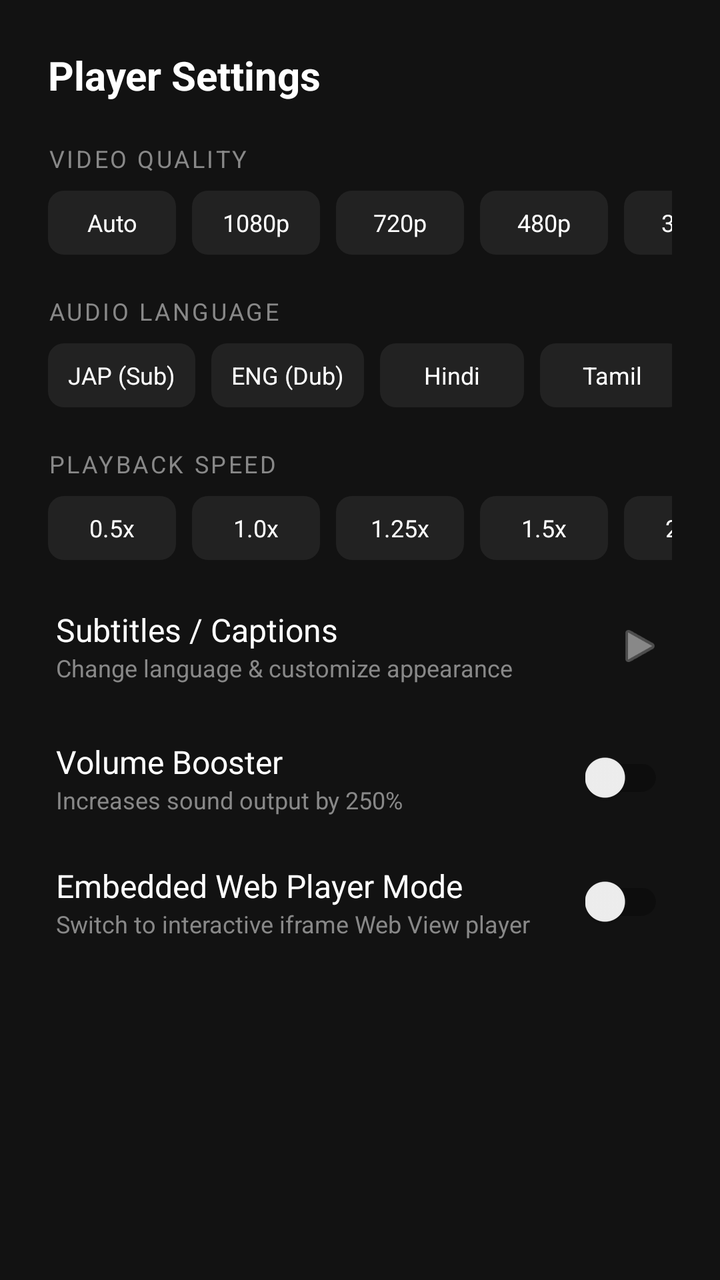
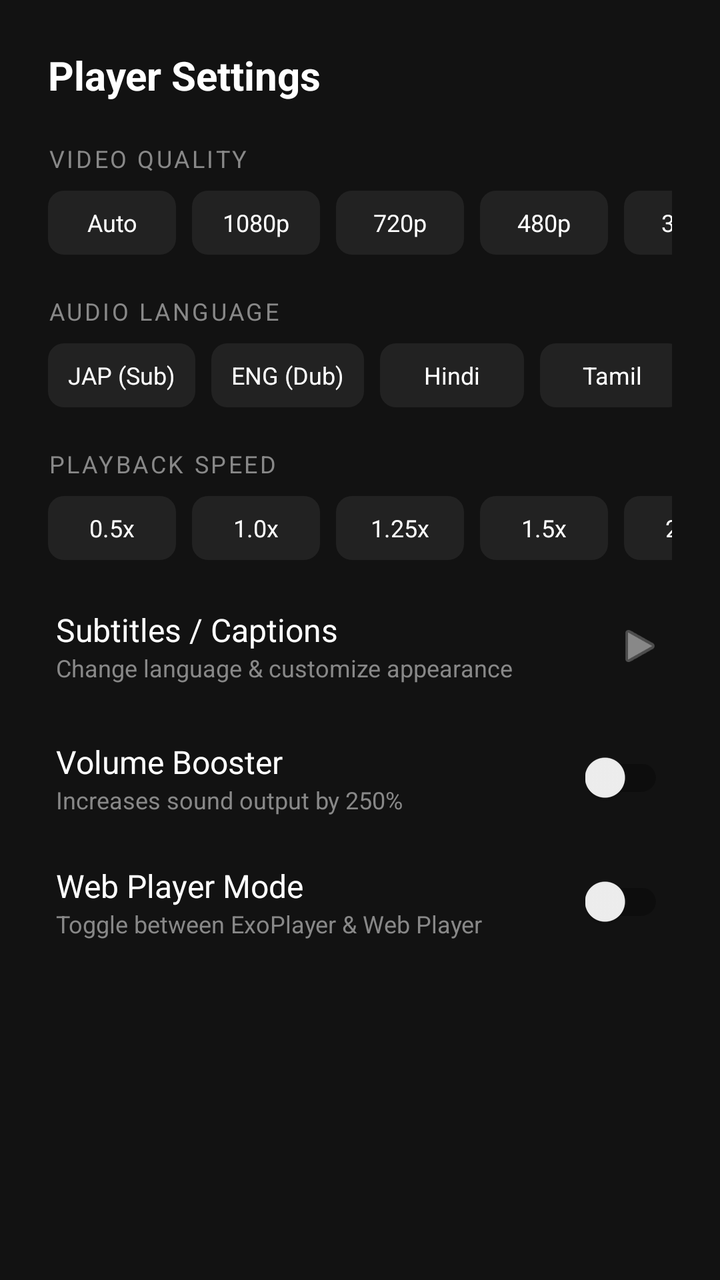

Compare the two renders of this Android layout. The source of the first and the diff that turns it into the second are given below.
<!-- AndroidManifest.xml: application theme AppTheme.NoActionBar -->
<!-- res/layout/settings_bottom_sheet.xml -->
<?xml version="1.0" encoding="utf-8"?>
<androidx.core.widget.NestedScrollView xmlns:android="http://schemas.android.com/apk/res/android"
    xmlns:app="http://schemas.android.com/apk/res-auto"
    android:layout_width="match_parent"
    android:layout_height="wrap_content"
    android:background="#121212">

    <LinearLayout
        android:layout_width="match_parent"
        android:layout_height="wrap_content"
        android:orientation="vertical"
        android:padding="24dp">

        <TextView
            android:layout_width="wrap_content"
            android:layout_height="wrap_content"
            android:text="Player Settings"
            android:textColor="@android:color/white"
            android:textSize="20sp"
            android:textStyle="bold"
            android:layout_marginBottom="20dp" />

        
        <TextView
            android:layout_width="wrap_content"
            android:layout_height="wrap_content"
            android:text="Video Quality"
            android:textColor="#888888"
            android:textSize="12sp"
            android:textAllCaps="true"
            android:letterSpacing="0.1" />

        <HorizontalScrollView
            android:layout_width="match_parent"
            android:layout_height="wrap_content"
            android:scrollbars="none"
            android:layout_marginTop="8dp"
            android:layout_marginBottom="20dp">

            <LinearLayout
                android:id="@+id/quality_container"
                android:layout_width="wrap_content"
                android:layout_height="wrap_content"
                android:orientation="horizontal">

                <TextView android:id="@+id/quality_btn_auto" android:layout_width="wrap_content" android:layout_height="32dp" android:minWidth="64dp" android:text="Auto" android:gravity="center" android:textColor="@android:color/white" android:background="@drawable/speed_btn_bg" android:clickable="true" android:focusable="true" android:layout_marginEnd="8dp" android:textSize="12sp" />
                <TextView android:id="@+id/quality_btn_1080" android:layout_width="wrap_content" android:layout_height="32dp" android:minWidth="64dp" android:text="1080p" android:gravity="center" android:textColor="@android:color/white" android:background="@drawable/speed_btn_bg" android:clickable="true" android:focusable="true" android:layout_marginEnd="8dp" android:textSize="12sp" />
                <TextView android:id="@+id/quality_btn_720" android:layout_width="wrap_content" android:layout_height="32dp" android:minWidth="64dp" android:text="720p" android:gravity="center" android:textColor="@android:color/white" android:background="@drawable/speed_btn_bg" android:clickable="true" android:focusable="true" android:layout_marginEnd="8dp" android:textSize="12sp" />
                <TextView android:id="@+id/quality_btn_480" android:layout_width="wrap_content" android:layout_height="32dp" android:minWidth="64dp" android:text="480p" android:gravity="center" android:textColor="@android:color/white" android:background="@drawable/speed_btn_bg" android:clickable="true" android:focusable="true" android:layout_marginEnd="8dp" android:textSize="12sp" />
                <TextView android:id="@+id/quality_btn_360" android:layout_width="wrap_content" android:layout_height="32dp" android:minWidth="64dp" android:text="360p" android:gravity="center" android:textColor="@android:color/white" android:background="@drawable/speed_btn_bg" android:clickable="true" android:focusable="true" android:textSize="12sp" />
            </LinearLayout>
        </HorizontalScrollView>

        
        <TextView
            android:layout_width="wrap_content"
            android:layout_height="wrap_content"
            android:text="Audio Language"
            android:textColor="#888888"
            android:textSize="12sp"
            android:textAllCaps="true"
            android:letterSpacing="0.1" />

        <HorizontalScrollView
            android:layout_width="match_parent"
            android:layout_height="wrap_content"
            android:scrollbars="none"
            android:layout_marginTop="8dp"
            android:layout_marginBottom="20dp">

            <LinearLayout
                android:id="@+id/audio_container"
                android:layout_width="wrap_content"
                android:layout_height="wrap_content"
                android:orientation="horizontal">

                <TextView android:id="@+id/audio_btn_sub" android:layout_width="wrap_content" android:layout_height="32dp" android:minWidth="72dp" android:paddingStart="10dp" android:paddingEnd="10dp" android:text="JAP (Sub)" android:gravity="center" android:textColor="@android:color/white" android:background="@drawable/speed_btn_bg" android:clickable="true" android:focusable="true" android:layout_marginEnd="8dp" android:textSize="12sp" />
                <TextView android:id="@+id/audio_btn_dub" android:layout_width="wrap_content" android:layout_height="32dp" android:minWidth="72dp" android:paddingStart="10dp" android:paddingEnd="10dp" android:text="ENG (Dub)" android:gravity="center" android:textColor="@android:color/white" android:background="@drawable/speed_btn_bg" android:clickable="true" android:focusable="true" android:layout_marginEnd="8dp" android:textSize="12sp" />
                <TextView android:id="@+id/audio_btn_hin" android:layout_width="wrap_content" android:layout_height="32dp" android:minWidth="72dp" android:paddingStart="10dp" android:paddingEnd="10dp" android:text="Hindi" android:gravity="center" android:textColor="@android:color/white" android:background="@drawable/speed_btn_bg" android:clickable="true" android:focusable="true" android:layout_marginEnd="8dp" android:textSize="12sp" />
                <TextView android:id="@+id/audio_btn_tam" android:layout_width="wrap_content" android:layout_height="32dp" android:minWidth="72dp" android:paddingStart="10dp" android:paddingEnd="10dp" android:text="Tamil" android:gravity="center" android:textColor="@android:color/white" android:background="@drawable/speed_btn_bg" android:clickable="true" android:focusable="true" android:layout_marginEnd="8dp" android:textSize="12sp" />
                <TextView android:id="@+id/audio_btn_tel" android:layout_width="wrap_content" android:layout_height="32dp" android:minWidth="72dp" android:paddingStart="10dp" android:paddingEnd="10dp" android:text="Telugu" android:gravity="center" android:textColor="@android:color/white" android:background="@drawable/speed_btn_bg" android:clickable="true" android:focusable="true" android:layout_marginEnd="8dp" android:textSize="12sp" />
                <TextView android:id="@+id/audio_btn_mal" android:layout_width="wrap_content" android:layout_height="32dp" android:minWidth="72dp" android:paddingStart="10dp" android:paddingEnd="10dp" android:text="Malayalam" android:gravity="center" android:textColor="@android:color/white" android:background="@drawable/speed_btn_bg" android:clickable="true" android:focusable="true" android:layout_marginEnd="8dp" android:textSize="12sp" />
                <TextView android:id="@+id/audio_btn_kan" android:layout_width="wrap_content" android:layout_height="32dp" android:minWidth="72dp" android:paddingStart="10dp" android:paddingEnd="10dp" android:text="Kannada" android:gravity="center" android:textColor="@android:color/white" android:background="@drawable/speed_btn_bg" android:clickable="true" android:focusable="true" android:layout_marginEnd="8dp" android:textSize="12sp" />
                <TextView android:id="@+id/audio_btn_ben" android:layout_width="wrap_content" android:layout_height="32dp" android:minWidth="72dp" android:paddingStart="10dp" android:paddingEnd="10dp" android:text="Bengali" android:gravity="center" android:textColor="@android:color/white" android:background="@drawable/speed_btn_bg" android:clickable="true" android:focusable="true" android:textSize="12sp" />
            </LinearLayout>
        </HorizontalScrollView>

        
        <TextView
            android:layout_width="wrap_content"
            android:layout_height="wrap_content"
            android:text="Playback Speed"
            android:textColor="#888888"
            android:textSize="12sp"
            android:textAllCaps="true"
            android:letterSpacing="0.1" />

        <HorizontalScrollView
            android:layout_width="match_parent"
            android:layout_height="wrap_content"
            android:scrollbars="none"
            android:layout_marginTop="8dp"
            android:layout_marginBottom="20dp">

            <LinearLayout
                android:id="@+id/speed_container"
                android:layout_width="wrap_content"
                android:layout_height="wrap_content"
                android:orientation="horizontal">

                <TextView android:id="@+id/speed_btn_05" android:layout_width="wrap_content" android:layout_height="32dp" android:minWidth="64dp" android:text="0.5x" android:gravity="center" android:textColor="@android:color/white" android:background="@drawable/speed_btn_bg" android:clickable="true" android:focusable="true" android:layout_marginEnd="8dp" android:textSize="12sp" />
                <TextView android:id="@+id/speed_btn_1" android:layout_width="wrap_content" android:layout_height="32dp" android:minWidth="64dp" android:text="1.0x" android:gravity="center" android:textColor="@android:color/white" android:background="@drawable/speed_btn_bg" android:clickable="true" android:focusable="true" android:layout_marginEnd="8dp" android:textSize="12sp" />
                <TextView android:id="@+id/speed_btn_125" android:layout_width="wrap_content" android:layout_height="32dp" android:minWidth="64dp" android:text="1.25x" android:gravity="center" android:textColor="@android:color/white" android:background="@drawable/speed_btn_bg" android:clickable="true" android:focusable="true" android:layout_marginEnd="8dp" android:textSize="12sp" />
                <TextView android:id="@+id/speed_btn_15" android:layout_width="wrap_content" android:layout_height="32dp" android:minWidth="64dp" android:text="1.5x" android:gravity="center" android:textColor="@android:color/white" android:background="@drawable/speed_btn_bg" android:clickable="true" android:focusable="true" android:layout_marginEnd="8dp" android:textSize="12sp" />
                <TextView android:id="@+id/speed_btn_2" android:layout_width="wrap_content" android:layout_height="32dp" android:minWidth="64dp" android:text="2.0x" android:gravity="center" android:textColor="@android:color/white" android:background="@drawable/speed_btn_bg" android:clickable="true" android:focusable="true" android:textSize="12sp" />
            </LinearLayout>
        </HorizontalScrollView>

        
        <RelativeLayout
            android:id="@+id/btn_open_captions_sheet"
            android:layout_width="match_parent"
            android:layout_height="wrap_content"
            android:layout_marginBottom="20dp"
            android:background="?attr/selectableItemBackground"
            android:clickable="true"
            android:focusable="true"
            android:padding="4dp">
            <LinearLayout
                android:layout_width="wrap_content"
                android:layout_height="wrap_content"
                android:orientation="vertical">
                <TextView
                    android:layout_width="wrap_content"
                    android:layout_height="wrap_content"
                    android:text="Subtitles / Captions"
                    android:textColor="@android:color/white"
                    android:textSize="16sp" />
                <TextView
                    android:layout_width="wrap_content"
                    android:layout_height="wrap_content"
                    android:text="Change language &amp; customize appearance"
                    android:textColor="#888888"
                    android:textSize="12sp" />
            </LinearLayout>

            <ImageView
                android:layout_width="24dp"
                android:layout_height="24dp"
                android:layout_alignParentEnd="true"
                android:layout_centerVertical="true"
                android:src="@android:drawable/ic_media_play"
                app:tint="#888888" />
        </RelativeLayout>

        
        <RelativeLayout
            android:id="@+id/container_volume_boost"
            android:layout_width="match_parent"
            android:layout_height="wrap_content"
            android:layout_marginBottom="16dp"
            android:padding="4dp">
            <LinearLayout
                android:layout_width="wrap_content"
                android:layout_height="wrap_content"
                android:orientation="vertical">
                <TextView
                    android:layout_width="wrap_content"
                    android:layout_height="wrap_content"
                    android:text="Volume Booster"
                    android:textColor="@android:color/white"
                    android:textSize="16sp" />
                <TextView
                    android:layout_width="wrap_content"
                    android:layout_height="wrap_content"
                    android:text="Increases sound output by 250%"
                    android:textColor="#888888"
                    android:textSize="12sp" />
            </LinearLayout>

            <androidx.appcompat.widget.SwitchCompat
                android:id="@+id/switch_volume_boost"
                android:layout_width="wrap_content"
                android:layout_height="wrap_content"
                android:layout_alignParentEnd="true"
                android:layout_centerVertical="true" />
        </RelativeLayout>

        
        <RelativeLayout
            android:id="@+id/container_player_engine"
            android:layout_width="match_parent"
            android:layout_height="wrap_content"
            android:layout_marginBottom="12dp"
            android:padding="4dp">
            <LinearLayout
                android:layout_width="wrap_content"
                android:layout_height="wrap_content"
                android:orientation="vertical">
                <TextView
                    android:id="@+id/text_engine_title"
                    android:layout_width="wrap_content"
                    android:layout_height="wrap_content"
                    android:text="Embedded Web Player Mode"
                    android:textColor="@android:color/white"
                    android:textSize="16sp" />
                <TextView
                    android:id="@+id/text_engine_desc"
                    android:layout_width="wrap_content"
                    android:layout_height="wrap_content"
                    android:text="Switch to interactive iframe Web View player"
                    android:textColor="#888888"
                    android:textSize="12sp" />
            </LinearLayout>

            <androidx.appcompat.widget.SwitchCompat
                android:id="@+id/switch_player_engine"
                android:layout_width="wrap_content"
                android:layout_height="wrap_content"
                android:layout_alignParentEnd="true"
                android:layout_centerVertical="true" />
        </RelativeLayout>

    </LinearLayout>
</androidx.core.widget.NestedScrollView>
<!-- resources referenced by this layout -->
<resources>
  <!-- drawable speed_btn_bg (drawable) -->
  <?xml version="1.0" encoding="utf-8"?>
  <shape xmlns:android="http://schemas.android.com/apk/res/android">
      <solid android:color="#222222" />
      <corners android:radius="8dp" />
  </shape>
  <style name="AppTheme.NoActionBar" parent="Theme.AppCompat.DayNight.NoActionBar">
          <item name="windowActionBar">false</item>
          <item name="windowNoTitle">true</item>
          <item name="android:windowBackground">#020005</item>
      </style>
</resources>

<!-- the commit's change to res/layout/settings_bottom_sheet.xml (unified diff, before → after) -->
@@ -191,24 +191,22 @@
             android:id="@+id/container_player_engine"
             android:layout_width="match_parent"
             android:layout_height="wrap_content"
-            android:layout_marginBottom="12dp"
+            android:layout_marginBottom="16dp"
             android:padding="4dp">
             <LinearLayout
                 android:layout_width="wrap_content"
                 android:layout_height="wrap_content"
                 android:orientation="vertical">
                 <TextView
-                    android:id="@+id/text_engine_title"
-                    android:layout_width="wrap_content"
-                    android:layout_height="wrap_content"
-                    android:text="Embedded Web Player Mode"
+                    android:layout_width="wrap_content"
+                    android:layout_height="wrap_content"
+                    android:text="Web Player Mode"
                     android:textColor="@android:color/white"
                     android:textSize="16sp" />
                 <TextView
-                    android:id="@+id/text_engine_desc"
-                    android:layout_width="wrap_content"
-                    android:layout_height="wrap_content"
-                    android:text="Switch to interactive iframe Web View player"
+                    android:layout_width="wrap_content"
+                    android:layout_height="wrap_content"
+                    android:text="Toggle between ExoPlayer &amp; Web Player"
                     android:textColor="#888888"
                     android:textSize="12sp" />
             </LinearLayout>
@@ -220,6 +218,5 @@
                 android:layout_alignParentEnd="true"
                 android:layout_centerVertical="true" />
         </RelativeLayout>
-
     </LinearLayout>
 </androidx.core.widget.NestedScrollView>
